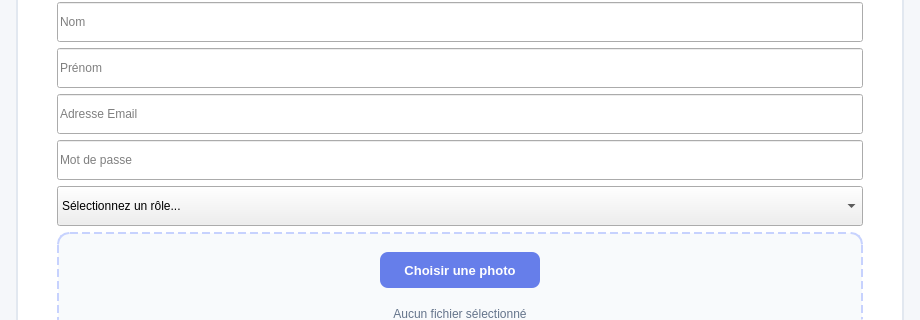
Above: users.ui from Mohamedrayenouerghui/Smart_Reaseach_Publication_Management before the change; both pictures show x 0 to 920 and y 274 to 594 of the 920 by 729 pixel window. Below: the same form after it.
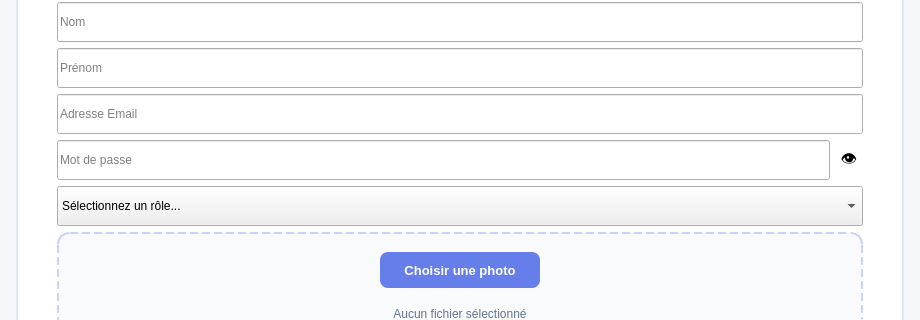
That is the form after the change.

Commit message: Update login and user management logic

The edit to the form file:
```diff
--- a/users.ui
+++ b/users.ui
@@ -655,6 +655,24 @@
               </widget>
              </item>
              <item>
+              <widget class="QWidget" name="passwordWrapper" native="true">
+               <layout class="QHBoxLayout" name="passwordHorizontalLayout">
+                <property name="spacing">
+                 <number>5</number>
+                </property>
+                <property name="leftMargin">
+                 <number>0</number>
+                </property>
+                <property name="topMargin">
+                 <number>0</number>
+                </property>
+                <property name="rightMargin">
+                 <number>0</number>
+                </property>
+                <property name="bottomMargin">
+                 <number>0</number>
+                </property>
+                <item>
               <widget class="QLineEdit" name="mdpInput">
                <property name="minimumSize">
                 <size>
@@ -668,6 +686,21 @@
                <property name="placeholderText">
                 <string>Mot de passe</string>
                </property>
+                 </widget>
+                </item>
+                <item>
+                 <widget class="QToolButton" name="btnTogglePassword">
+                  <property name="cursor">
+                   <cursorShape>PointingHandCursor</cursorShape>
+                  </property>
+                  <property name="styleSheet">
+                   <string>QToolButton { border: none; background: transparent; font-size: 16px; }</string>
+                  </property>
+                  <property name="text">
+                   <string>👁️</string> </property>
+                 </widget>
+                </item>
+               </layout>
               </widget>
              </item>
              <item>
```
Left out of the diff: 3 changed lines with no effect on the pictures. Lines whose indentation alone changed are shown as unchanged. The commit also changes 5 other files.
